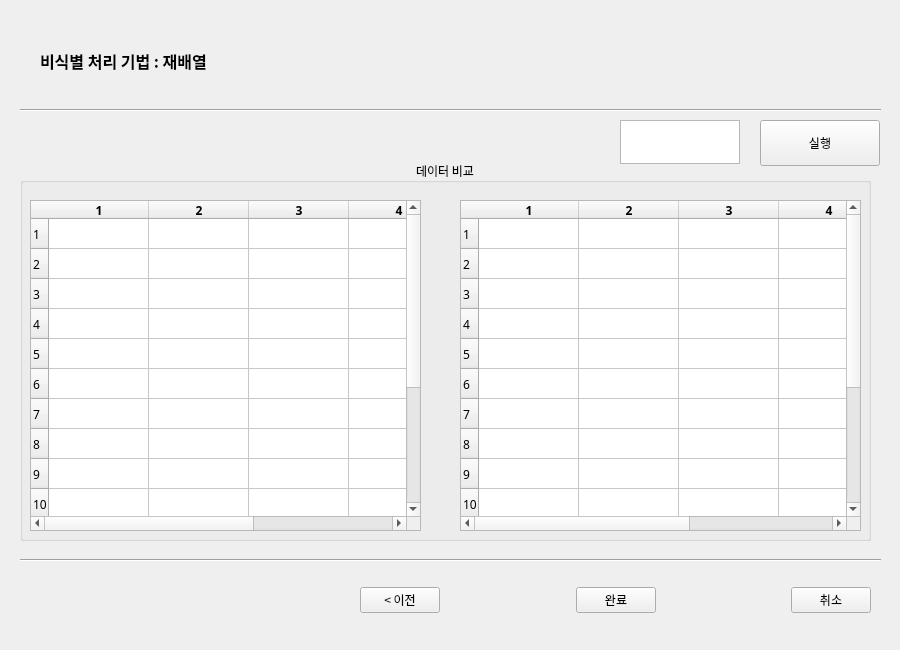
Before: the Qt Designer form UI/Shuffle.ui in zel0rd/Non-Identifying, drawn with Qt 5.
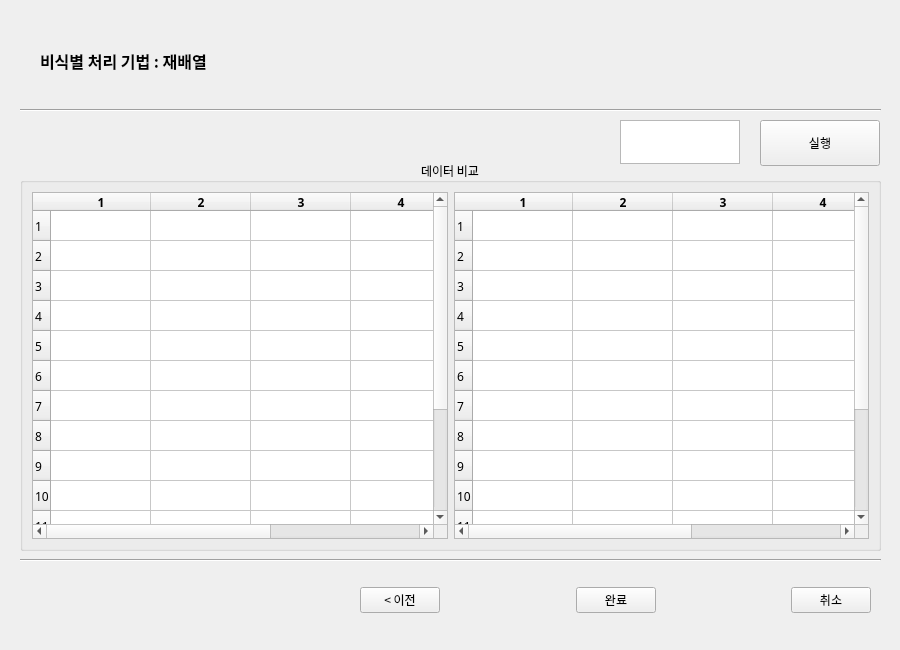
After: the same form once the commit is applied.

Diff of the .ui file:
```diff
--- a/UI/Shuffle.ui
+++ b/UI/Shuffle.ui
@@ -19,8 +19,8 @@
      <rect>
       <x>20</x>
       <y>160</y>
-      <width>851</width>
-      <height>381</height>
+      <width>861</width>
+      <height>391</height>
      </rect>
     </property>
     <property name="font">
@@ -34,15 +34,11 @@
     <property name="alignment">
      <set>Qt::AlignCenter</set>
     </property>
+    <layout class="QGridLayout" name="gridLayout">
+     <item row="0" column="0">
+      <layout class="QHBoxLayout" name="horizontalLayout">
+       <item>
     <widget class="QTableWidget" name="BeforeData">
-     <property name="geometry">
-      <rect>
-       <x>10</x>
-       <y>40</y>
-       <width>391</width>
-       <height>331</height>
-      </rect>
-     </property>
      <property name="rowCount">
       <number>15</number>
      </property>
@@ -117,15 +113,9 @@
       </property>
      </column>
     </widget>
+       </item>
+       <item>
     <widget class="QTableWidget" name="AfterData">
-     <property name="geometry">
-      <rect>
-       <x>440</x>
-       <y>40</y>
-       <width>401</width>
-       <height>331</height>
-      </rect>
-     </property>
      <property name="rowCount">
       <number>15</number>
      </property>
@@ -200,6 +190,10 @@
       </property>
      </column>
     </widget>
+       </item>
+      </layout>
+     </item>
+    </layout>
    </widget>
    <widget class="Line" name="line">
     <property name="geometry">
```
Lines whose indentation alone changed are shown as unchanged.
